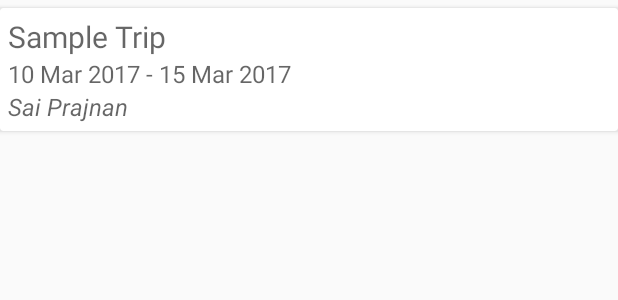
After one commit to semani2/Capstone-Project, an Android app: the layout trip_item_layout.xml on its own in the app's theme, with its tools: preview values and no code run, on a phone screen of 412 x 824 dp. The commit adds this screen. Shown: the top 300 px of the screen. Run offline under Robolectric (Android 15) with nearby library versions, the phone set to English and light mode, and no system bars.

Commit message:
Able to view created trips now !

```diff
--- a/Travelogue/app/build.gradle
+++ b/Travelogue/app/build.gradle
@@ -55,6 +55,9 @@ dependencies {
     // LOgger
     compile 'com.orhanobut:logger:1.15'
 
+    compile 'com.android.support:cardview-v7:25.2.0'
+    compile 'com.android.support:recyclerview-v7:25.2.0'
+
     compile 'com.android.support:appcompat-v7:25.2.0'
     compile 'com.android.support:support-v4:25.2.0'
     compile 'com.android.support:design:25.2.0'
--- a/Travelogue/app/src/main/java/sai/developement/travelogue/helpers/FirebaseDatabaseHelper.java
+++ b/Travelogue/app/src/main/java/sai/developement/travelogue/helpers/FirebaseDatabaseHelper.java
@@ -56,7 +56,7 @@ public class FirebaseDatabaseHelper {
     Trips helper methods
      */
 
-    private static DatabaseReference getTripsDatabaseReference() {
+    public static DatabaseReference getTripsDatabaseReference() {
         return FirebaseDatabase.getInstance()
                 .getReference()
                 .child(FirebaseDatabaseHelper.DB_NODE_TRIPS);
@@ -119,5 +119,4 @@ public class FirebaseDatabaseHelper {
                 .addListenerForSingleValueEvent(valueEventListener);
     }
 
-
 }
--- /dev/null
+++ b/Travelogue/app/src/main/res/layout/trip_item_layout.xml
@@ -0,0 +1,38 @@
+<?xml version="1.0" encoding="utf-8"?>
+<android.support.v7.widget.CardView xmlns:android="http://schemas.android.com/apk/res/android"
+    android:layout_width="match_parent"
+    android:layout_height="wrap_content"
+    xmlns:tools="http://schemas.android.com/tools"
+    android:layout_marginTop="5dp"
+    android:elevation="4dp">
+    <LinearLayout
+        android:layout_width="match_parent"
+        android:layout_height="wrap_content"
+        android:orientation="vertical"
+        android:padding="5dp">
+        <TextView
+            android:layout_width="match_parent"
+            android:layout_height="wrap_content"
+            android:id="@+id/trip_name_text_view"
+            android:textSize="20sp"
+            android:textColor="@color/text_primary"
+            tools:hint="Sample Trip"/>
+
+        <TextView
+            android:layout_width="match_parent"
+            android:layout_height="wrap_content"
+            android:id="@+id/trip_date_text_view"
+            android:textSize="16sp"
+            android:textColor="@color/text_secondary"
+            tools:hint="10 Mar 2017 - 15 Mar 2017"/>
+
+        <TextView
+            android:layout_width="match_parent"
+            android:layout_height="wrap_content"
+            android:id="@+id/trip_creator_text_view"
+            android:textSize="16sp"
+            android:textColor="@color/text_secondary"
+            android:textStyle="italic"
+            tools:hint="Sai Prajnan"/>
+    </LinearLayout>
+</android.support.v7.widget.CardView>
--- a/Travelogue/app/src/main/res/values/strings.xml
+++ b/Travelogue/app/src/main/res/values/strings.xml
@@ -22,4 +22,6 @@
     <string name="str_trip_details">Details</string>
 
     <string name="str_day">Day - %1$s</string>
+
+    <string name="str_no_trips">Sorry! No trips for you...</string>
 </resources>
```
Also changed, not shown: Travelogue/app/src/main/java/sai/developement/travelogue/activities/HomeActivity.java (+98 -3 lines), Travelogue/app/src/main/java/sai/developement/travelogue/adapters/TripsRecyclerAdapter.java (added, +61 -0 lines), Travelogue/app/src/main/res/layout/activity_home.xml (+14 -0 lines).
